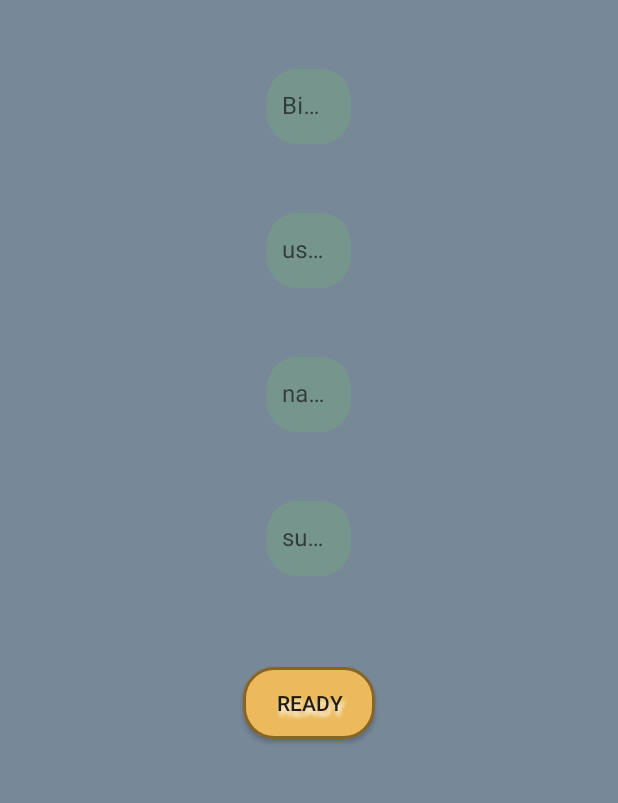
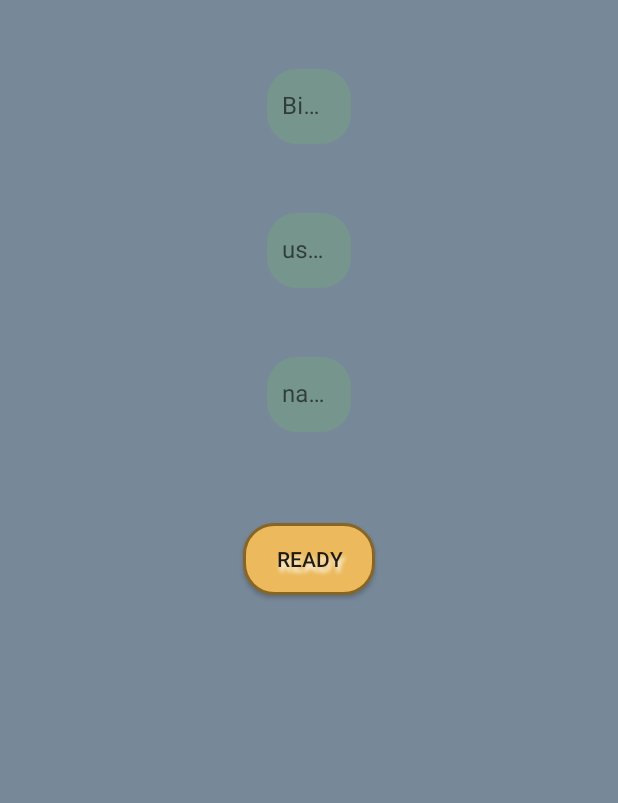
Before and after one commit to harutus22/QuestGame, an Android app: the screen it shows after launch (SignUpActivity), after a tap on an icon or button, on a phone screen of 412 x 824 dp, the part 362-1165 px from its top. Run offline under Robolectric (Android 15) with nearby library versions, the phone set to English and light mode, and no system bars; our stand-ins replace Firebase (no records; nobody signed in at launch, a user with empty details on screens opened directly); libraries missing offline, so code that uses them is left out: com.facebook, com.facebook.login; 6 statements that could not run were skipped; 3 other taps on this screen came first.

```diff
--- a/app/src/main/java/com/example/apple/QuestGame/activities/SignUpActivity.java
+++ b/app/src/main/java/com/example/apple/QuestGame/activities/SignUpActivity.java
@@ -7,7 +7,6 @@ import android.support.design.widget.TextInputLayout;
 import android.support.v7.app.AppCompatActivity;
 import android.view.View;
 import android.widget.Button;
-import android.widget.EditText;
 import android.widget.Toast;
 
 import com.example.apple.QuestGame.R;
@@ -28,8 +27,7 @@ public class SignUpActivity extends AppCompatActivity {
     private TextInputLayout mPassword;
     private TextInputLayout mBirthDate;
     private TextInputLayout mUsername;
-    private TextInputLayout mName;
-    private TextInputLayout mSurname;
+    private TextInputLayout mFullame;
     private Button ready;
 
     @Override
@@ -56,8 +54,7 @@ public class SignUpActivity extends AppCompatActivity {
         mPassword = findViewById(R.id.passwordSignUp);
         mBirthDate = findViewById(R.id.birthdaySignUp);
         mUsername = findViewById(R.id.userNameSignUp);
-        mName = findViewById(R.id.nameSignUp);
-        mSurname = findViewById(R.id.surnameSignUp);
+        mFullame = findViewById(R.id.fullnameSignUp);
         ready = findViewById(R.id.finishSignUp);
     }
 
@@ -69,8 +66,8 @@ public class SignUpActivity extends AppCompatActivity {
                         public void onComplete(@NonNull Task<AuthResult> task) {
                             if (task.isSuccessful()) {
 
-                                User user = new User("", mName.getEditText().toString() +
-                                        mSurname.getEditText().toString(),mUsername.getEditText().toString(),
+                                User user = new User("", mFullame.getEditText().toString(),
+                                        mUsername.getEditText().toString(),
                                         mUsername.getEditText().toString(), mEmail.getEditText().toString());
                                 user.getQuests().put("child", new Quest("jdaa", "whay",23, 2166317, 3123131));
                                 mDatabase.child("users").child(mAuth.getUid()).setValue(user);
@@ -87,7 +84,7 @@ public class SignUpActivity extends AppCompatActivity {
     private boolean checkEditText() {
         if (mEmail.getEditText().toString().isEmpty() && mPassword.getEditText().toString().isEmpty() &&
                 mBirthDate.getEditText().toString().isEmpty() && mUsername.getEditText().toString().isEmpty() &&
-                mName.getEditText().toString().isEmpty() && mSurname.getEditText().toString().isEmpty()) {
+                mFullame.getEditText().toString().isEmpty()) {
             Toast.makeText(this, "Please fill all fields", Toast.LENGTH_LONG).show();
             return false;
         }
--- a/app/src/main/java/com/example/apple/QuestGame/live_data/CoinsLiveDataProvider.java
+++ b/app/src/main/java/com/example/apple/QuestGame/live_data/CoinsLiveDataProvider.java
@@ -5,7 +5,6 @@ import android.arch.lifecycle.MutableLiveData;
 import com.example.apple.QuestGame.models.Coin;
 
 import java.util.HashMap;
-import java.util.List;
 
 public class CoinsLiveDataProvider {
     public static MutableLiveData<HashMap<String, Coin>> mCoins = new MutableLiveData<>();
--- a/app/src/main/res/layout/activity_sign_up.xml
+++ b/app/src/main/res/layout/activity_sign_up.xml
@@ -125,7 +125,7 @@
     </android.support.design.widget.TextInputLayout>
 
     <android.support.design.widget.TextInputLayout
-        android:id="@+id/nameSignUp"
+        android:id="@+id/fullnameSignUp"
         android:layout_width="wrap_content"
         android:layout_height="wrap_content"
         app:layout_constraintTop_toBottomOf="@id/userNameSignUp"
@@ -149,30 +149,7 @@
 
     </android.support.design.widget.TextInputLayout>
 
-    <android.support.design.widget.TextInputLayout
-        android:id="@+id/surnameSignUp"
-        android:layout_width="wrap_content"
-        android:layout_height="wrap_content"
-        app:layout_constraintTop_toBottomOf="@id/nameSignUp"
-        app:layout_constraintStart_toStartOf="@id/emailSignUp"
-        android:layout_marginTop="20dp"
-        android:layout_marginEnd="8dp"
-        app:errorEnabled="true"
-        style="@style/LoginTextInputLayoutStyle"
-        >
 
-        <android.support.design.widget.TextInputEditText
-            android:layout_width="wrap_content"
-            android:layout_height="50dp"
-            android:ems="10"
-            android:hint="@string/surname"
-            android:importantForAutofill="no"
-            android:inputType="textPersonName"
-            android:background="@drawable/edit_text_round"
-            android:paddingStart="10dp"
-            />
-
-    </android.support.design.widget.TextInputLayout>
 
     <Button
         android:id="@+id/finishSignUp"
@@ -185,7 +162,7 @@
         app:layout_constraintHorizontal_bias="0.5"
         app:layout_constraintStart_toStartOf="parent"
         app:layout_constraintEnd_toEndOf="parent"
-        app:layout_constraintTop_toBottomOf="@+id/surnameSignUp"
+        app:layout_constraintTop_toBottomOf="@+id/fullnameSignUp"
         android:shadowColor="#FFFFFF"
         android:shadowDx="2"
         android:shadowDy="5"
```
Also changed, not shown: app/src/main/AndroidManifest.xml (+13 -0 lines), app/src/main/java/com/example/apple/QuestGame/activities/ArActivity.java (+38 -8 lines), app/src/main/java/com/example/apple/QuestGame/activities/MainActivity.java (+8 -3 lines), app/src/main/java/com/example/apple/QuestGame/services/LocationService.java (+8 -14 lines), app/src/main/res/values/strings.xml (+2 -13 lines).
